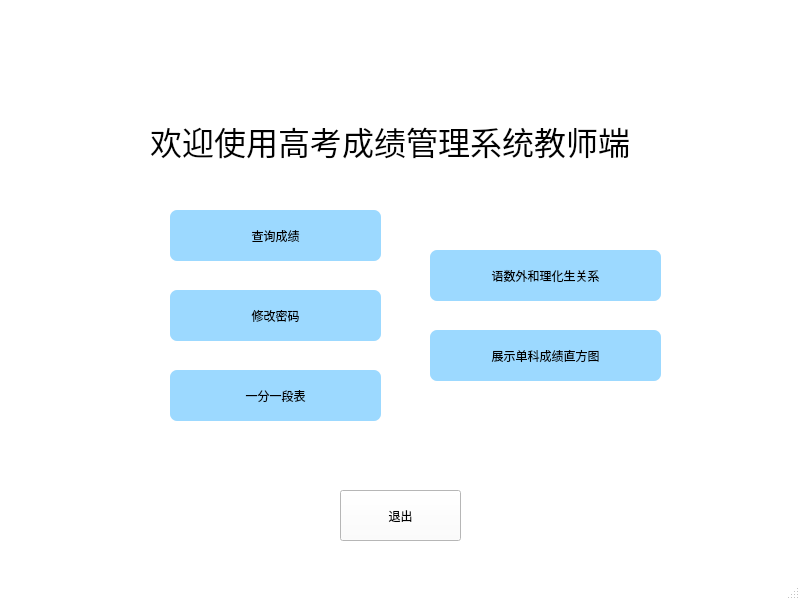
Above: CODE/teacherwindow.ui from lensans/- before the change. Below: the same form after it.
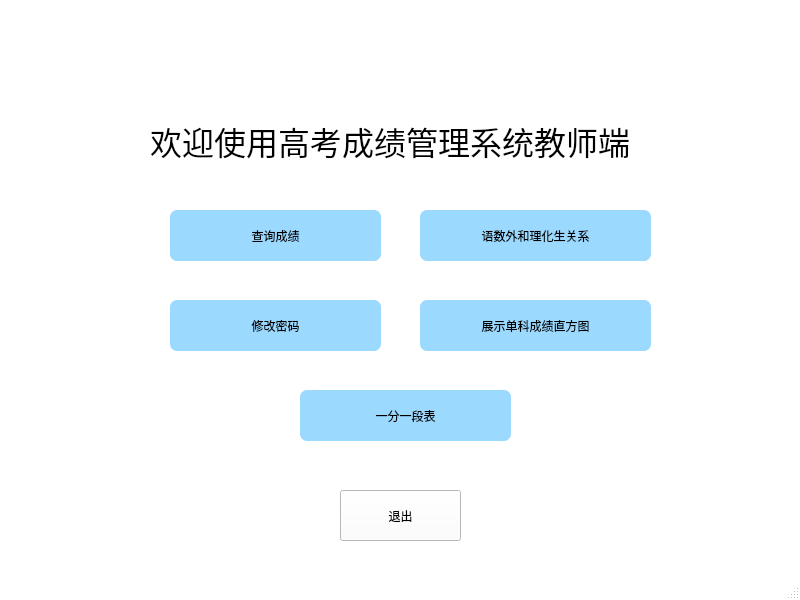
That is the form after the change. Icons and pictures are not drawn.

```diff
--- a/CODE/teacherwindow.ui
+++ b/CODE/teacherwindow.ui
@@ -67,8 +67,8 @@
     <widget class="QPushButton" name="btn_teacher_total_score">
      <property name="geometry">
       <rect>
-       <x>40</x>
-       <y>180</y>
+       <x>170</x>
+       <y>200</y>
        <width>211</width>
        <height>51</height>
       </rect>
@@ -100,8 +100,8 @@
     <widget class="QPushButton" name="btn_teacher_subject_relation">
      <property name="geometry">
       <rect>
-       <x>300</x>
-       <y>60</y>
+       <x>290</x>
+       <y>20</y>
        <width>231</width>
        <height>51</height>
       </rect>
@@ -131,8 +131,8 @@
     <widget class="QPushButton" name="btn_teacher_single_score">
      <property name="geometry">
       <rect>
-       <x>300</x>
-       <y>140</y>
+       <x>290</x>
+       <y>110</y>
        <width>231</width>
        <height>51</height>
       </rect>
@@ -164,7 +164,7 @@
      <property name="geometry">
       <rect>
        <x>40</x>
-       <y>100</y>
+       <y>110</y>
        <width>211</width>
        <height>51</height>
       </rect>
```
